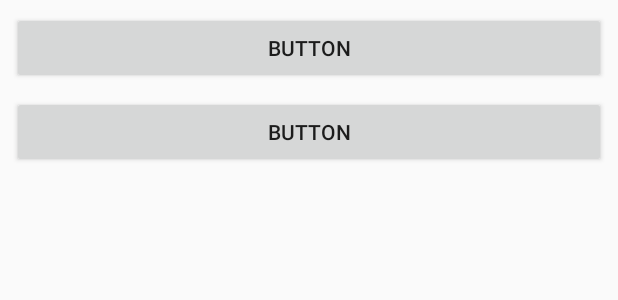
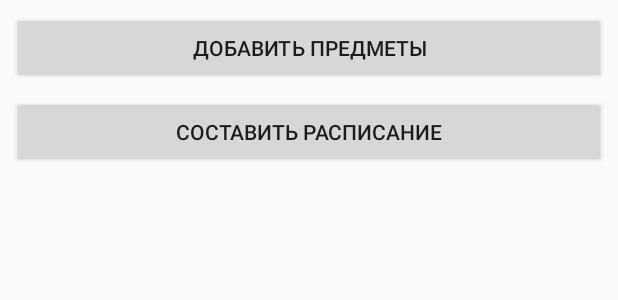
Before and after one commit to ShiryaevNikolay/MyApplicationTimeTable, an Android app: the layout activity_main.xml on its own in the app's theme, with its tools: preview values and no code run, on a phone screen of 412 x 824 dp. Shown: the top 300 px of the screen. Run offline under Robolectric (Android 15) with nearby library versions, the phone set to English and light mode, and no system bars.

Commit message:
Change text of buttons

```diff
--- a/app/src/main/res/layout/activity_main.xml
+++ b/app/src/main/res/layout/activity_main.xml
@@ -13,11 +13,11 @@
         android:layout_width="match_parent"
         android:layout_height="wrap_content"
         android:layout_marginBottom="8dp"
-        android:text="Button" />
+        android:text="Добавить предметы" />
 
     <Button
         android:id="@+id/button2"
         android:layout_width="match_parent"
         android:layout_height="wrap_content"
-        android:text="Button" />
+        android:text="Составить расписание" />
 </LinearLayout>
```
